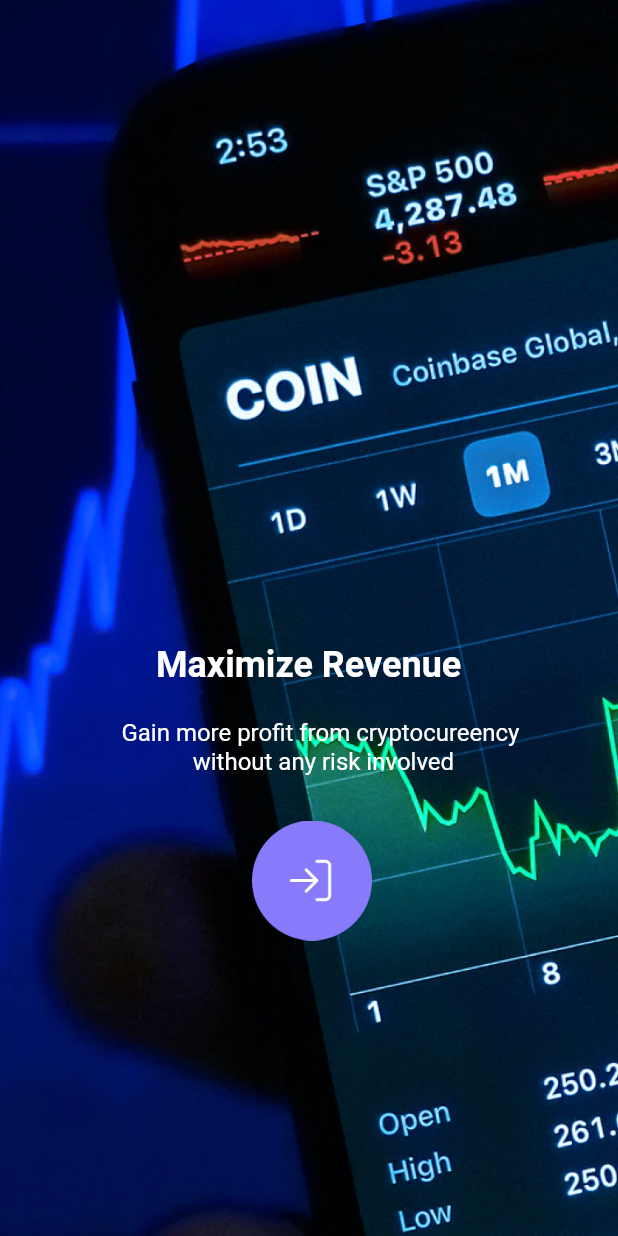
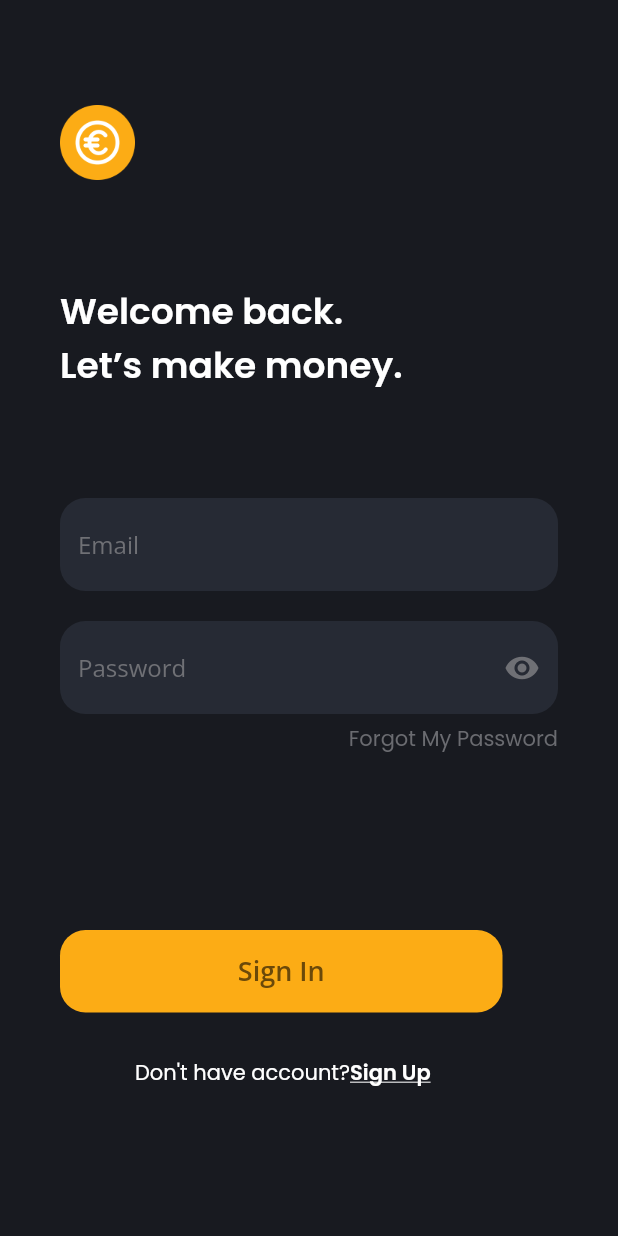
Before and after one commit to amnamaharani/flutter_sevendays, a Flutter app: the screen it shows after launch, after a tap on "Day 3", on a phone screen of 412 x 824 dp. Run offline on Flutter 3.47's test engine with Material 2 defaults, Android fonts, the phone set to English and light mode, and no system bars; our stand-ins replace google_fonts.

Commit message:
day 3 page 1

```diff
--- a/lib/main.dart
+++ b/lib/main.dart
@@ -1,5 +1,6 @@
 import 'package:flutter/material.dart';
 import 'package:sevendays/main_splash.dart';
+import 'package:sevendays/pages/first_signin.dart';
 import 'package:sevendays/pages/first_splash.dart';
 import 'package:sevendays/pages/first_started.dart';
 import 'package:sevendays/pages/second_splash.dart';
@@ -23,6 +24,7 @@ class MyApp extends StatelessWidget {
         '/secondsplash' : (context) => const SecondSplash(),
         '/firststarted' : (context) => const FirstStarted(),
         '/secondstarted' : (context) => const SecondStarted(),
+        '/firstsignin' :(context) => const SignIn(),
       },
     );
   }
--- a/lib/main_splash.dart
+++ b/lib/main_splash.dart
@@ -13,7 +13,7 @@ class MainSplash extends StatelessWidget {
           children: [
             button('Day 1', () => Navigator.pushNamed(context, '/firstsplash')),
             button('Day 2', () => Navigator.pushNamed(context, '/firststarted')),
-            button('Day 3', () => Navigator.pushNamed(context, '/firststarted')),
+            button('Day 3', () => Navigator.pushNamed(context, '/firstsignin')),
             button('Day 4', () => Navigator.pushNamed(context, '/firststarted')),
             button('Day 5', () => Navigator.pushNamed(context, '/firststarted')),
             button('Day 6', () => Navigator.pushNamed(context, '/firststarted')),
--- /dev/null
+++ b/lib/pages/first_signin.dart
@@ -0,0 +1,125 @@
+import 'package:flutter/material.dart';
+import 'package:google_fonts/google_fonts.dart';
+
+class SignIn extends StatelessWidget {
+  const SignIn({Key? key}) : super(key: key);
+
+  @override
+  Widget build(BuildContext context) {
+    return Scaffold(
+      backgroundColor: const Color(0xff181A20),
+      body: Padding(
+        padding: const EdgeInsets.only(top: 70, left: 40, right: 40),
+        child: Column(
+          crossAxisAlignment: CrossAxisAlignment.start,
+          children: [
+            Image.asset(
+              'assets/icon_coin.png',
+              width: 50,
+              height: 50,
+            ),
+            const SizedBox(height: 70,),
+            Text(
+              'Welcome back. \nLet’s make money.',
+              style: GoogleFonts.poppins(
+                color: Colors.white,
+                fontSize: 24,
+                fontWeight: FontWeight.w600,
+              ),
+            ),
+            const SizedBox(height: 70,),
+            TextFormField(
+              style: GoogleFonts.openSans(color: Colors.white),
+              decoration: InputDecoration(
+                fillColor: const Color(0xff262A34),
+                filled: true,
+                border: OutlineInputBorder(
+                  borderRadius: BorderRadius.circular(17),
+                  borderSide: BorderSide.none,
+                ),
+                hintText: 'Email',
+                hintStyle: GoogleFonts.openSans(
+                  color: const Color(0xff6F7075),
+                )
+              ),
+            ),
+            const SizedBox(height: 20,),
+            TextFormField(
+              obscureText: true,
+              style: GoogleFonts.openSans(color: Colors.white),
+              decoration: InputDecoration(
+                fillColor: const Color(0xff262A34),
+                filled: true,
+                border: OutlineInputBorder(
+                  borderRadius: BorderRadius.circular(17),
+                  borderSide: BorderSide.none,
+                ),
+                hintText: 'Password',
+                hintStyle: GoogleFonts.openSans(
+                  color: const Color(0xff6F7075),
+                ),
+                suffixIcon: const Icon(
+                  Icons.visibility,
+                  color: Color(0xff6F7075),
+                ),
+              ),
+            ),
+            const SizedBox(height: 6,),
+            Container(
+              alignment: const Alignment(1, 0.5),
+              child: Text(
+                'Forgot My Password',
+                style: GoogleFonts.poppins(
+                  color: const Color(0xff6A6B70),
+                ),
+              ),
+            ),
+            const SizedBox(height: 117,),
+            SizedBox(
+              width: 295,
+              height: 55,
+              child: TextButton(
+                style: TextButton.styleFrom(
+                  backgroundColor: const Color(0xffFCAC15),
+                  shape: RoundedRectangleBorder(
+                    borderRadius: BorderRadius.circular(17)
+                  )
+                ),
+                onPressed: () {},
+                child: Text(
+                  'Sign In',
+                  style: GoogleFonts.openSans(
+                    color: const Color(0xff6B4909),
+                    fontSize: 18,
+                    fontWeight: FontWeight.w600
+                  ),
+                ),
+              ),
+            ),
+            Padding(
+              padding: const EdgeInsets.only(top: 30, left: 50),
+              child: Row(
+                children: [
+                  Text(
+                    "Don't have account?",
+                    style: GoogleFonts.poppins(
+                      color: Colors.white
+                    ),
+                  ),
+                  Text(
+                    "Sign Up",
+                    style: GoogleFonts.poppins(
+                      color: Colors.white,
+                      fontWeight: FontWeight.w600,
+                      decoration: TextDecoration.underline
+                    ),
+                  )
+                ],
+              ),
+            ),
+          ],
+        ),
+      ),
+    );
+  }
+}
```
